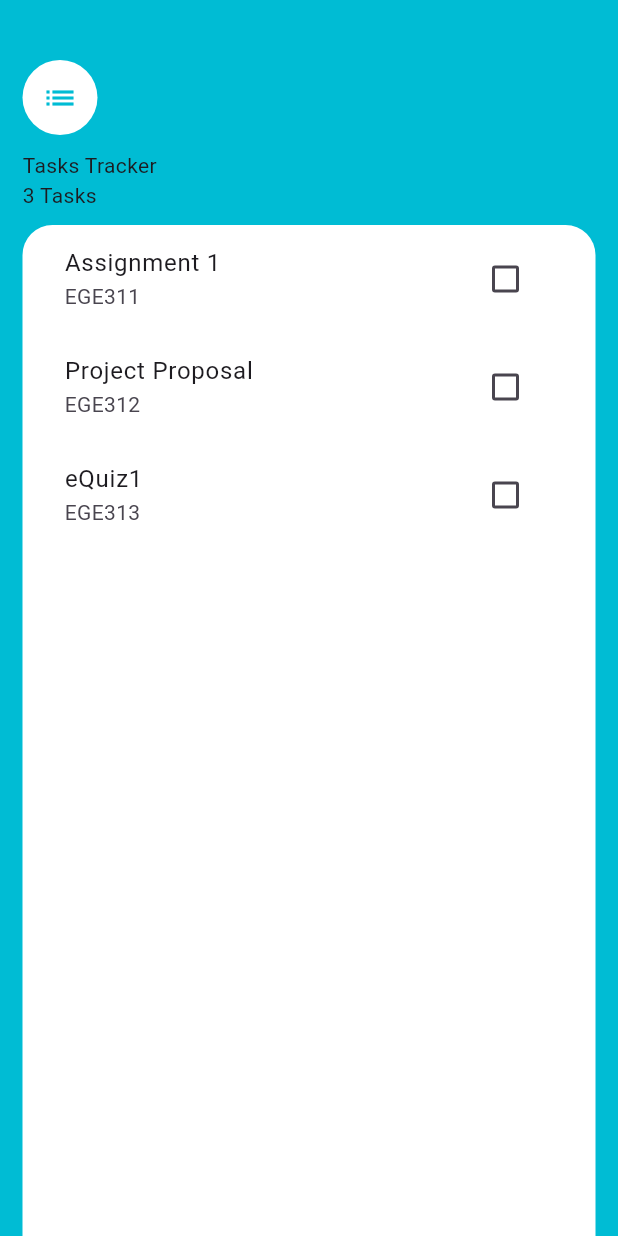
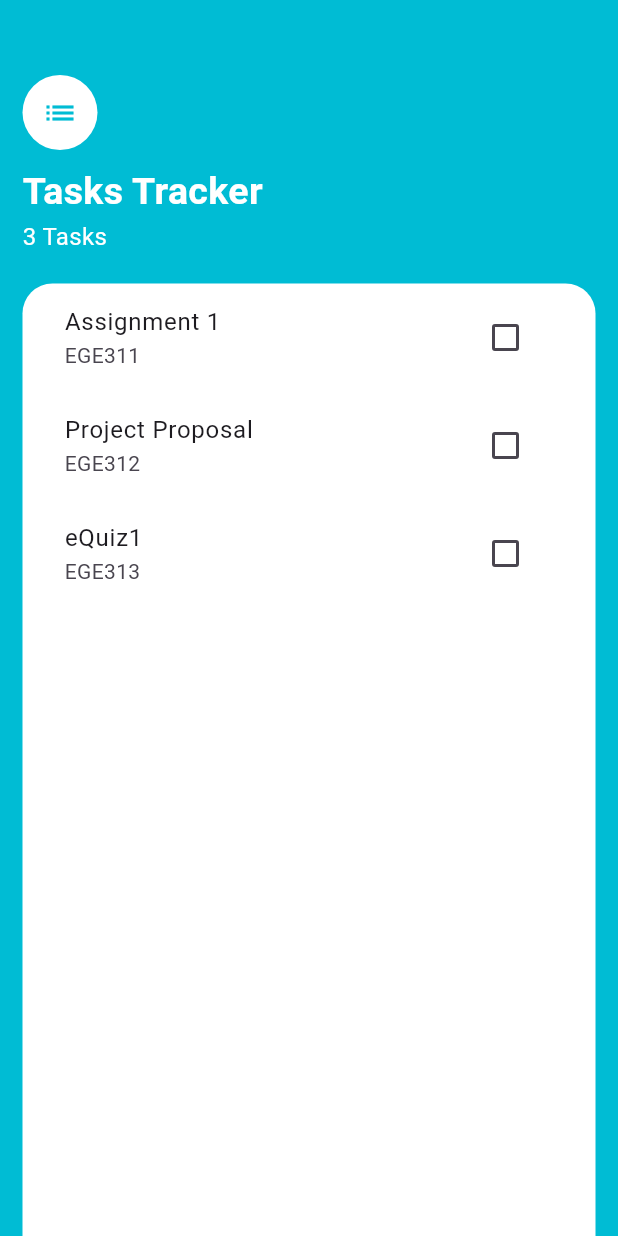
Before and after one commit to zacw-243L/flutter-tasks-app, a Flutter app: the screen it shows after launch, on a phone screen of 412 x 824 dp. Run offline on Flutter 3.47's test engine with Material 3 defaults, Android fonts, the phone set to English and light mode, and no system bars.

Commit message:
Lab 7 Page 3 (DONE)

```diff
--- a/lib/screens/tasks_screen.dart
+++ b/lib/screens/tasks_screen.dart
@@ -28,6 +28,7 @@ class _TasksScreenState extends State<TasksScreen> {
             child: Column(
               crossAxisAlignment: CrossAxisAlignment.start,
               children: [
+                const SizedBox(height: 10.0),
                 const CircleAvatar(
                   radius: 25.0,
                   backgroundColor: Colors.white,
@@ -37,9 +38,20 @@ class _TasksScreenState extends State<TasksScreen> {
                   ),
                 ),
                 const SizedBox(height: 10.0),
-                const Text('Tasks Tracker'),
-                Text('${tasks.length} Tasks'),
-                const SizedBox(height: 10.0),
+                const Text(
+                  'Tasks Tracker',
+                  style: TextStyle(
+                    fontSize: 25.0,
+                    color: Colors.white,
+                    fontWeight: FontWeight.bold,
+                  ),
+                ), // wrap with Container and set color to white
+                Text(
+                  '${tasks.length} Tasks',
+                  style: const TextStyle(
+                      fontSize: 16.0, color: Colors.white), // add this line
+                ), // wrap with Container and set color to white
+                const SizedBox(height: 20.0),
                 Expanded(
                   child: Container(
                     padding: const EdgeInsets.symmetric(horizontal: 12.0),
```
